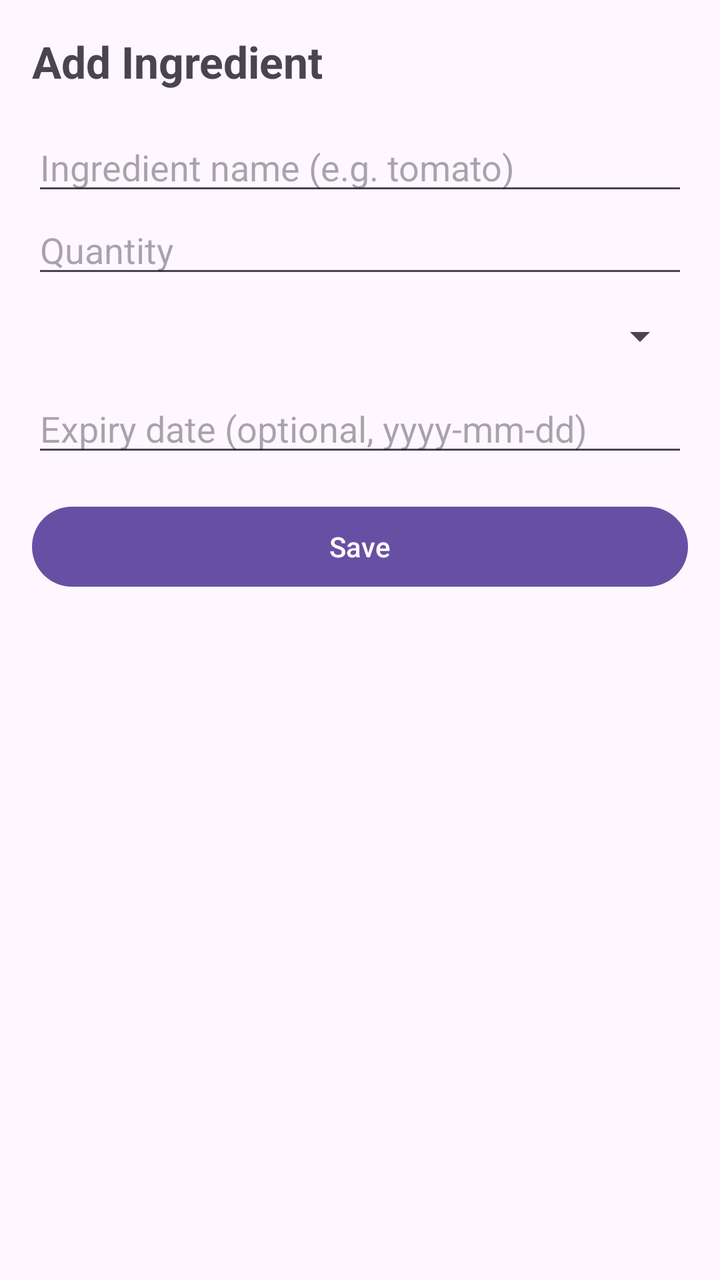
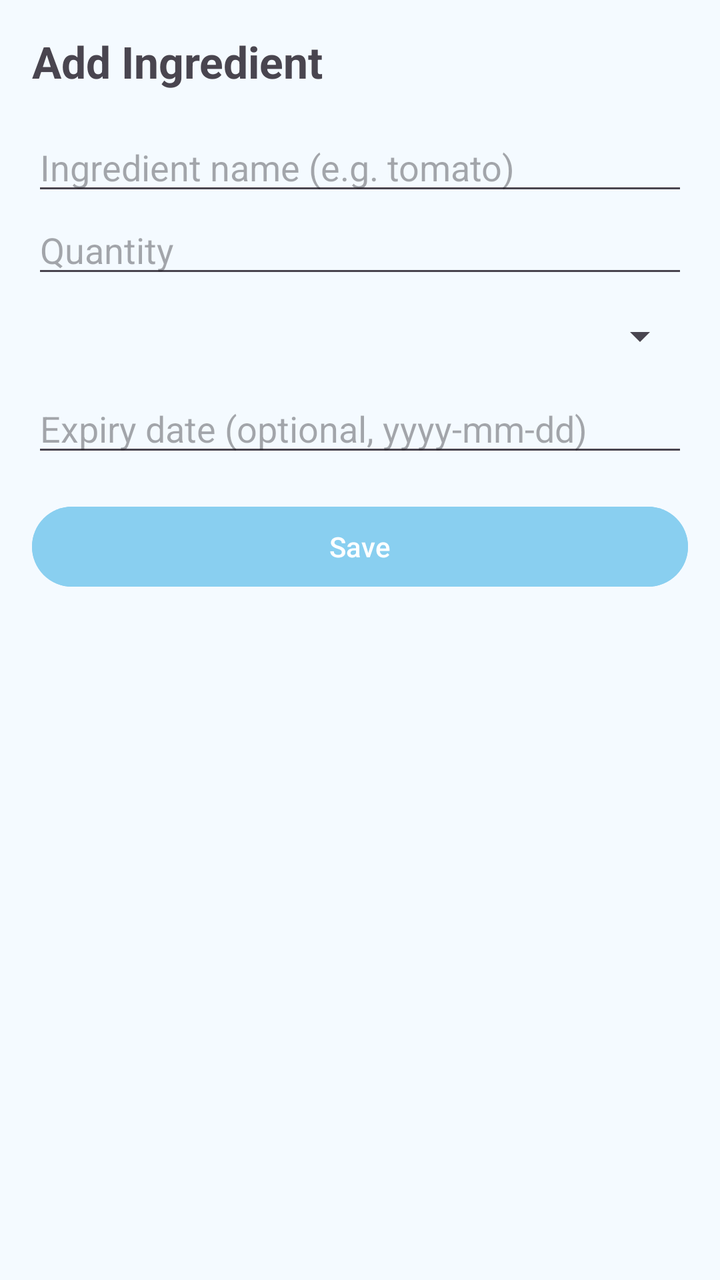

Before-and-after screenshots of an Android layout around one commit, followed by the original layout XML and the change that was made.
<!-- AndroidManifest.xml: application theme Theme.SmartPantryManger -->
<!-- res/layout/activity_add_edit.xml -->
<?xml version="1.0" encoding="utf-8"?>
<LinearLayout
    xmlns:android="http://schemas.android.com/apk/res/android"
    android:id="@+id/main"
    android:layout_width="match_parent"
    android:layout_height="match_parent"
    android:orientation="vertical"
    android:padding="16dp">

    <TextView
        android:id="@+id/tvTitle"
        android:layout_width="wrap_content"
        android:layout_height="wrap_content"
        android:text="Add Ingredient"
        android:textSize="22sp"
        android:textStyle="bold"
        android:layout_marginBottom="16dp" />

    <EditText
        android:id="@+id/etName"
        android:layout_width="match_parent"
        android:layout_height="wrap_content"
        android:hint="Ingredient name (e.g. tomato)"
        android:inputType="textCapWords" />

    <EditText
        android:id="@+id/etQuantity"
        android:layout_width="match_parent"
        android:layout_height="wrap_content"
        android:hint="Quantity"
        android:inputType="numberDecimal" />

    <Spinner
        android:id="@+id/spinnerUnit"
        android:layout_width="match_parent"
        android:layout_height="48dp" />

    <EditText
        android:id="@+id/etExpiry"
        android:layout_width="match_parent"
        android:layout_height="wrap_content"
        android:hint="Expiry date (optional, yyyy-mm-dd)"
        android:textColor="#000000"
        android:textColorHighlight="#666666"
        android:textSize="18sp"
        android:inputType="date" />

    <Button
        android:id="@+id/btnSave"
        android:layout_width="match_parent"
        android:layout_height="wrap_content"
        android:layout_marginTop="16dp"
        android:text="Save" />

    <Button
        android:id="@+id/btnDelete"
        android:layout_width="match_parent"
        android:layout_height="wrap_content"
        android:text="Delete"
        android:visibility="gone" />

</LinearLayout>
<!-- resources referenced by this layout -->
<resources>
  <style name="Theme.SmartPantryManger" parent="Base.Theme.SmartPantryManger" />
  <style name="Base.Theme.SmartPantryManger" parent="Theme.Material3.DayNight.NoActionBar">
          
          
      </style>
</resources>

<!-- the commit's change to res/layout/activity_add_edit.xml (unified diff, before → after) -->
@@ -2,6 +2,7 @@
 <LinearLayout
     xmlns:android="http://schemas.android.com/apk/res/android"
     android:id="@+id/main"
+    android:background="@color/page_bg"
     android:layout_width="match_parent"
     android:layout_height="match_parent"
     android:orientation="vertical"
@@ -47,6 +48,7 @@
 
     <Button
         android:id="@+id/btnSave"
+        android:backgroundTint="@color/brand_blue"
         android:layout_width="match_parent"
         android:layout_height="wrap_content"
         android:layout_marginTop="16dp"
<!-- resource entries referenced after the edit -->
@@ -1,5 +1,7 @@
 <!-- resources referenced by this layout -->
 <resources>
+  <color name="brand_blue">#89CFF0</color>
+  <color name="page_bg">#F4FAFF</color>
   <style name="Theme.SmartPantryManger" parent="Base.Theme.SmartPantryManger" />
   <style name="Base.Theme.SmartPantryManger" parent="Theme.Material3.DayNight.NoActionBar">
           
